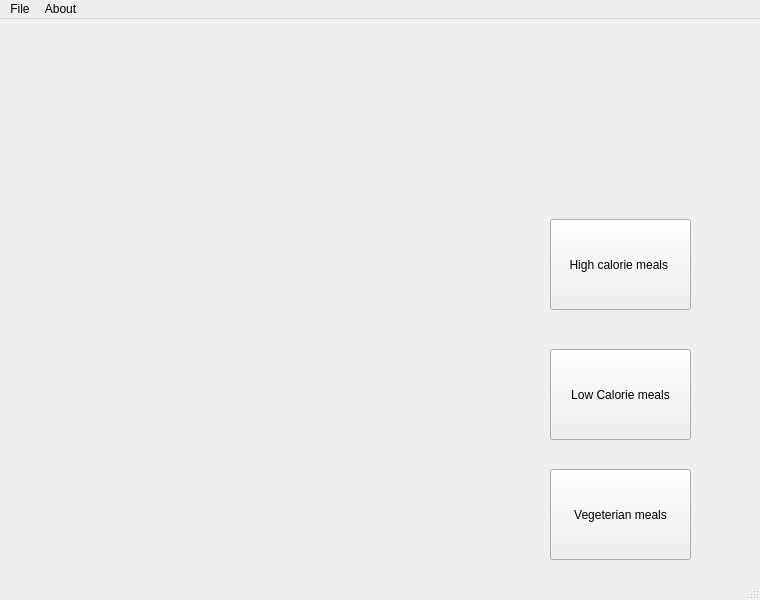
olanhealy/Cs4076-EventDrivenProgramming-Project, file RecipeApplication/mainwindow.ui: the form before one commit.
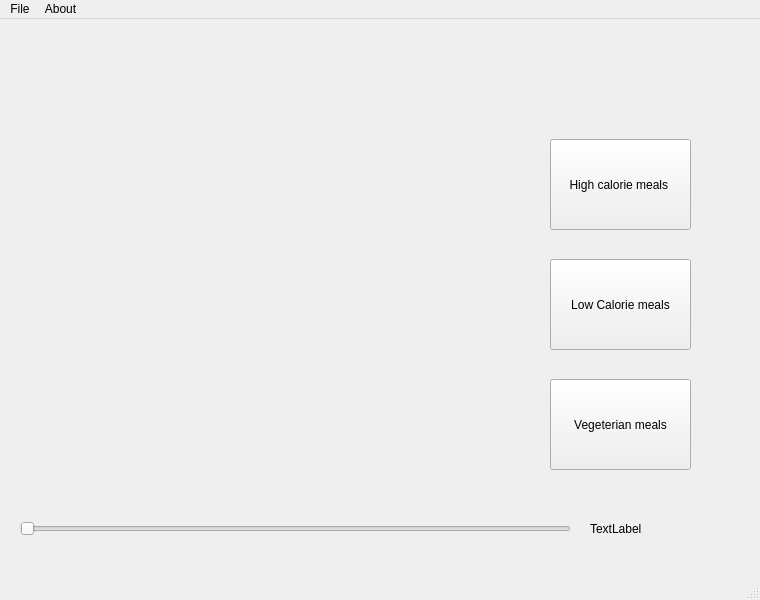
The form after the commit. Icons and pictures are not drawn.

Commit message: Qslider for time done

```diff
--- a/RecipeApplication/mainwindow.ui
+++ b/RecipeApplication/mainwindow.ui
@@ -18,7 +18,7 @@
     <property name="geometry">
      <rect>
       <x>550</x>
-      <y>200</y>
+      <y>120</y>
       <width>141</width>
       <height>91</height>
      </rect>
@@ -31,7 +31,7 @@
     <property name="geometry">
      <rect>
       <x>550</x>
-      <y>330</y>
+      <y>240</y>
       <width>141</width>
       <height>91</height>
      </rect>
@@ -44,7 +44,7 @@
     <property name="geometry">
      <rect>
       <x>550</x>
-      <y>450</y>
+      <y>360</y>
       <width>141</width>
       <height>91</height>
      </rect>
@@ -53,6 +53,32 @@
      <string>Vegeterian meals</string>
     </property>
    </widget>
+   <widget class="QSlider" name="timeSlider">
+    <property name="geometry">
+     <rect>
+      <x>20</x>
+      <y>500</y>
+      <width>551</width>
+      <height>20</height>
+     </rect>
+    </property>
+    <property name="orientation">
+     <enum>Qt::Horizontal</enum>
+    </property>
+   </widget>
+   <widget class="QLabel" name="timeTracker">
+    <property name="geometry">
+     <rect>
+      <x>590</x>
+      <y>500</y>
+      <width>63</width>
+      <height>20</height>
+     </rect>
+    </property>
+    <property name="text">
+     <string>TextLabel</string>
+    </property>
+   </widget>
   </widget>
   <widget class="QMenuBar" name="menubar">
    <property name="geometry">
```
Left out of the diff: 4 changed lines with no effect on the pictures. The commit also changes 2 other files.
